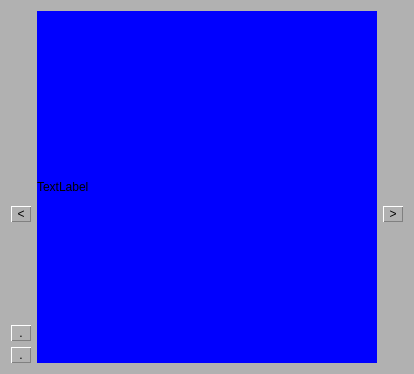
jwpql/wikibuilder, file modal.ui: the form before one commit.
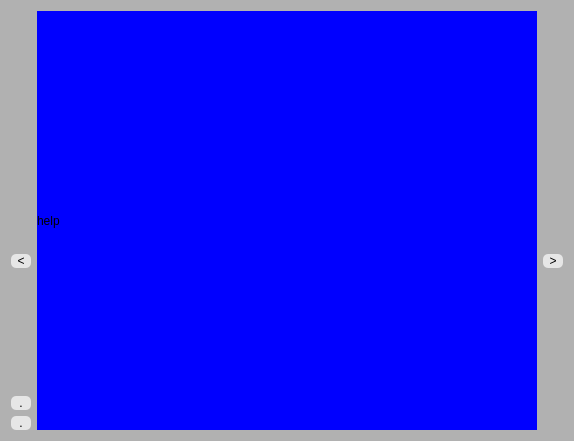
The form after the commit.

The edit to the form file:
```diff
--- a/modal.ui
+++ b/modal.ui
@@ -6,8 +6,8 @@
    <rect>
     <x>0</x>
     <y>0</y>
-    <width>414</width>
-    <height>374</height>
+    <width>574</width>
+    <height>441</height>
    </rect>
   </property>
   <property name="windowTitle">
@@ -20,13 +20,9 @@
 
 QPushButton{
 color:black;
-background-color:rgb(177, 177, 177);
+background-color:#e6e6e6;
 font: 9pt &quot;Sans Serif Collection&quot;;
-border-left: 1px white solid;
-border-top: 1px white solid;
-border-right: 1px gray solid;
-border-bottom: 1px gray solid;
-border-style:solid;
+border-radius:5px;
 }
 
 QPushButton:pressed{
@@ -57,6 +53,7 @@
      </property>
      <property name="styleSheet">
       <string notr="true">background-color:white;
+text-align:center;
 </string>
      </property>
      <property name="frameShape">
@@ -85,8 +82,8 @@
        <rect>
         <x>0</x>
         <y>0</y>
-        <width>354</width>
-        <height>362</height>
+        <width>514</width>
+        <height>429</height>
        </rect>
       </property>
       <property name="sizePolicy">
@@ -96,7 +93,8 @@
        </sizepolicy>
       </property>
       <property name="styleSheet">
-       <string notr="true">background-color:rgb(177, 177, 177);</string>
+       <string notr="true">background-color:rgb(177, 177, 177);
+text-align:center;</string>
       </property>
       <layout class="QVBoxLayout" name="verticalLayout">
        <property name="leftMargin">
@@ -121,13 +119,14 @@
          </property>
          <property name="styleSheet">
           <string notr="true">border:0;
-background-color:blue</string>
+background-color:blue;
+text-align:center;</string>
          </property>
          <property name="lineWidth">
           <number>0</number>
          </property>
          <property name="text">
-          <string>TextLabel</string>
+          <string>help</string>
          </property>
         </widget>
        </item>
```
Left out of the diff: 5 changed lines with no effect on the pictures.
